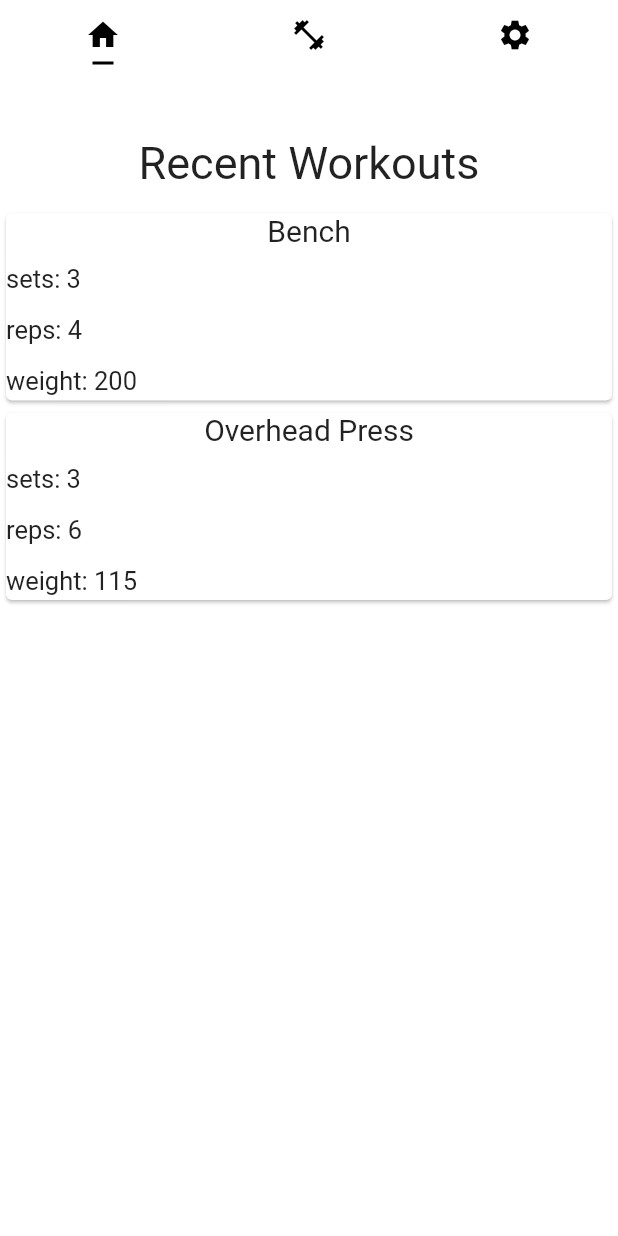
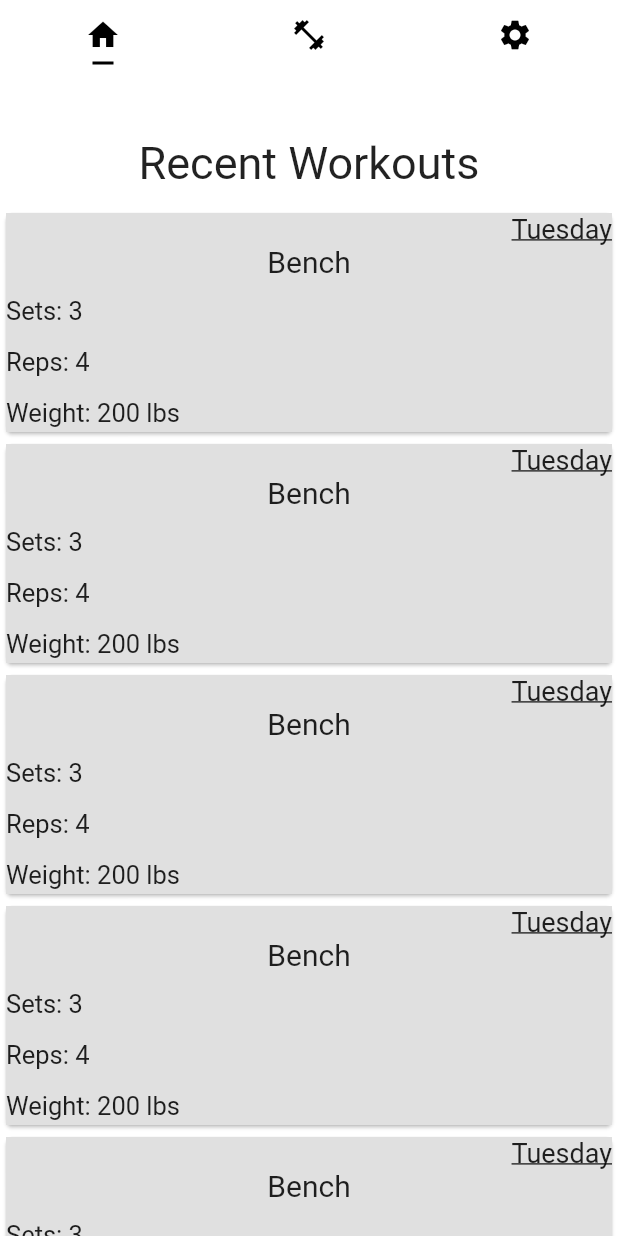
Before and after one commit to densmoreb1/FItnessApp, a Flutter app: the screen it shows after launch, on a phone screen of 412 x 824 dp. Run offline on Flutter 3.47's test engine with Material 2 defaults, Android fonts, the phone set to English and light mode, and no system bars.

Commit message:
add list of widgets

```diff
--- a/app/lib/exercise.dart
+++ /dev/null
@@ -1,38 +0,0 @@
-import 'package:flutter/material.dart';
-
-class Workout extends StatelessWidget {
-  final String exercise_name;
-  final int sets;
-  final int reps;
-  final int weight;
-
-  Workout(this.exercise_name, this.sets, this.reps, this.weight);
-
-  @override
-  Widget build(BuildContext context) {
-    return Card(
-      child: Column(
-        crossAxisAlignment: CrossAxisAlignment.stretch,
-        children: [
-          Text(
-            exercise_name,
-            style: const TextStyle(fontSize: 20),
-            textAlign: TextAlign.center,
-          ),
-          Text(
-            'sets: ${sets}',
-            style: const TextStyle(fontSize: 17, height: 2),
-          ),
-          Text(
-            'reps: ${reps}',
-            style: const TextStyle(fontSize: 17, height: 2),
-          ),
-          Text(
-            'weight: ${weight}',
-            style: const TextStyle(fontSize: 17, height: 2),
-          ),
-        ],
-      ),
-    );
-  }
-}
--- a/app/lib/past_workouts.dart
+++ b/app/lib/past_workouts.dart
@@ -1,30 +1,18 @@
 import 'package:flutter/material.dart';
-import 'exercise.dart';
+import 'workout_card.dart';
 
 class PastWorkouts extends StatelessWidget {
   const PastWorkouts({Key? key}) : super(key: key);
 
   @override
   Widget build(BuildContext context) {
-    return Column(
-        mainAxisAlignment: MainAxisAlignment.start,
-        crossAxisAlignment: CrossAxisAlignment.stretch,
-        children: [
-          const SizedBox(
-              child: Text('Recent Workouts',
-                  style: TextStyle(fontSize: 30, height: 3),
-                  textAlign: TextAlign.center)),
-          Workout('Bench', 3, 4, 200),
-          Workout('Overhead Press', 3, 6, 115)
-        ]);
+    List<int> loop = [1, 2, 3, 4, 5, 6, 7, 8];
+    return ListView(children: [
+      const SizedBox(
+          child: Text('Recent Workouts',
+              style: TextStyle(fontSize: 30, height: 3),
+              textAlign: TextAlign.center)),
+      for (var i in loop) WorkoutCard('Bench', 3, 4, 200, 'Tuesday'),
+    ]);
   }
 }
-
-// List<Widget> getList() {
-//   List<Workout> list = [];
-//   for (int i = 0; i < 10; i++){
-//     list.add(Workout)
-//   }
-//   return list;
-//   ];
-// }
--- /dev/null
+++ b/app/lib/workout_card.dart
@@ -0,0 +1,48 @@
+import 'package:flutter/material.dart';
+
+class WorkoutCard extends StatelessWidget {
+  final String exercise_name;
+  final int sets;
+  final int reps;
+  final int weight;
+  final String date;
+
+  WorkoutCard(this.exercise_name, this.sets, this.reps, this.weight, this.date);
+
+  @override
+  Widget build(BuildContext context) {
+    return Card(
+      child: Container(
+        decoration: BoxDecoration(color: Colors.grey[300]),
+        child: Column(
+          crossAxisAlignment: CrossAxisAlignment.stretch,
+          children: [
+            Text(
+              date,
+              style: const TextStyle(
+                  fontSize: 18, decoration: TextDecoration.underline),
+              textAlign: TextAlign.right,
+            ),
+            Text(
+              exercise_name,
+              style: const TextStyle(fontSize: 20),
+              textAlign: TextAlign.center,
+            ),
+            Text(
+              'Sets: ${sets}',
+              style: const TextStyle(fontSize: 17, height: 2),
+            ),
+            Text(
+              'Reps: ${reps}',
+              style: const TextStyle(fontSize: 17, height: 2),
+            ),
+            Text(
+              'Weight: ${weight} lbs',
+              style: const TextStyle(fontSize: 17, height: 2),
+            ),
+          ],
+        ),
+      ),
+    );
+  }
+}
```
Also changed, not shown: app/lib/fitness_class.dart (added, +27 -0 lines), 12 other files.
